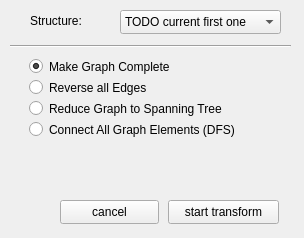
The window that src/Plugins/TransformEdges/transformedgeswidget.ui (KDE/rocs) describes before a commit, drawn with Qt 5.
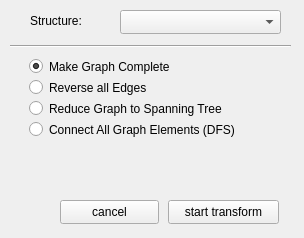
The same window after the commit.

The edit to the form file:
```diff
--- a/src/Plugins/TransformEdges/transformedgeswidget.ui
+++ b/src/Plugins/TransformEdges/transformedgeswidget.ui
@@ -22,11 +22,6 @@
      <height>24</height>
     </rect>
    </property>
-   <item>
-    <property name="text">
-     <string>TODO current first one</string>
-    </property>
-   </item>
   </widget>
   <widget class="QLabel" name="label">
    <property name="geometry">
```
Left out of the diff: 67 changed lines with no effect on the pictures.
